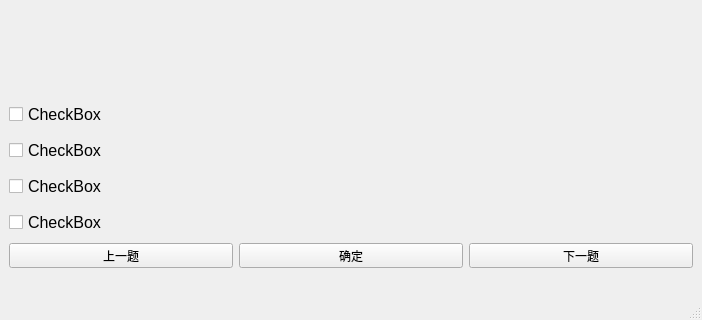
Above: ui/main.ui from 909041282/python-docs-hello-world before the change; both pictures show x 0 to 702 and y 382 to 702 of the 702 by 702 pixel window. Below: the same form after it.
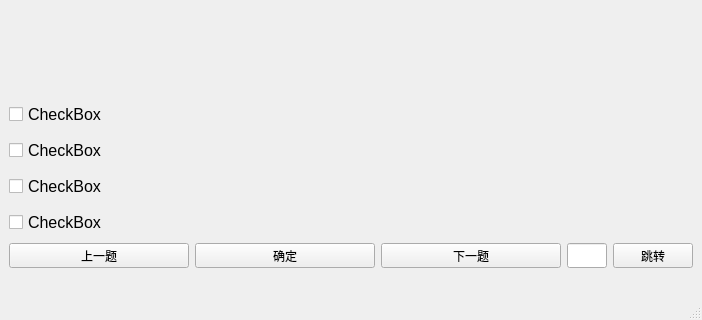
That is the form after the change.

What changed in the file:
```diff
--- a/ui/main.ui
+++ b/ui/main.ui
@@ -258,6 +258,38 @@
         </property>
        </widget>
       </item>
+      <item>
+       <widget class="QLineEdit" name="lineEdit">
+        <property name="maximumSize">
+         <size>
+          <width>40</width>
+          <height>25</height>
+         </size>
+        </property>
+        <property name="maxLength">
+         <number>100</number>
+        </property>
+       </widget>
+      </item>
+      <item>
+       <widget class="QPushButton" name="btn_jump">
+        <property name="sizePolicy">
+         <sizepolicy hsizetype="Fixed" vsizetype="Fixed">
+          <horstretch>0</horstretch>
+          <verstretch>0</verstretch>
+         </sizepolicy>
+        </property>
+        <property name="maximumSize">
+         <size>
+          <width>16777215</width>
+          <height>25</height>
+         </size>
+        </property>
+        <property name="text">
+         <string>跳转</string>
+        </property>
+       </widget>
+      </item>
      </layout>
     </item>
     <item>
```
Left out of the diff: 29 changed lines with no effect on the pictures.
